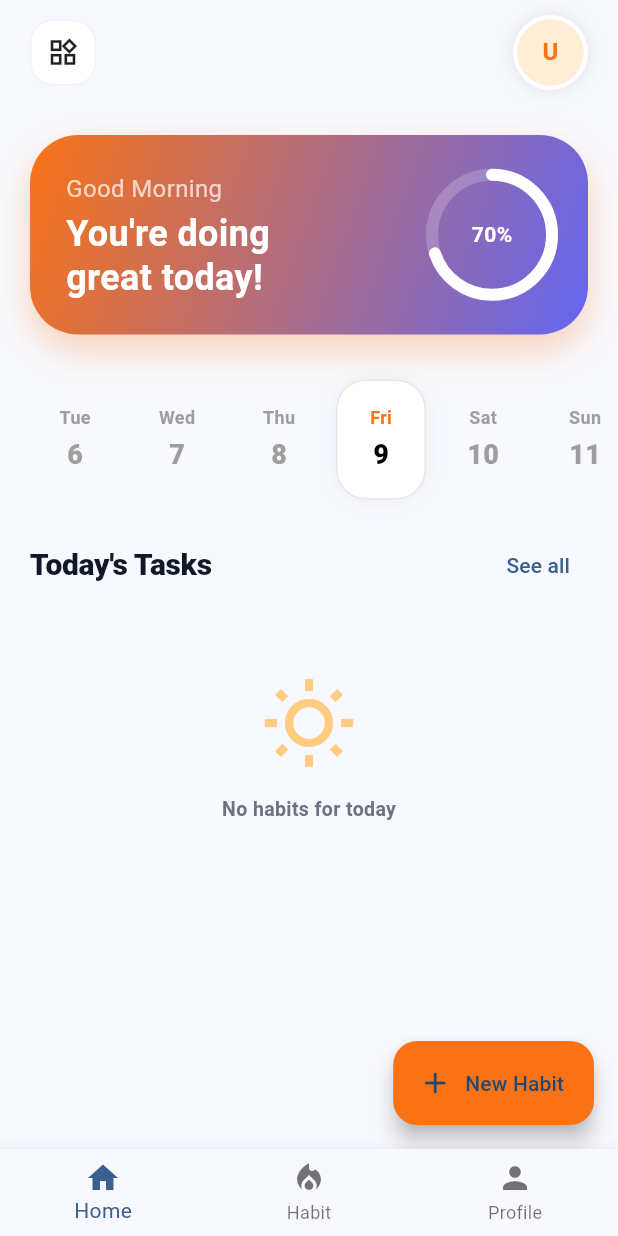
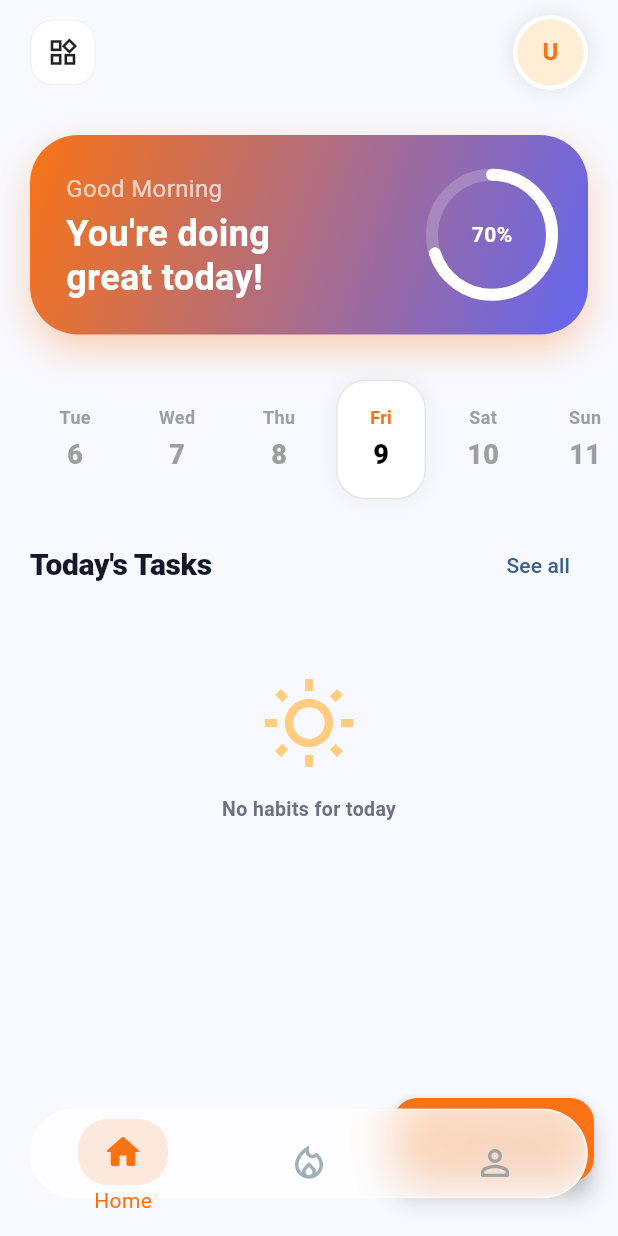
Before and after one commit to livingstonmitchell/habits, a Flutter app: the MainLayout screen opened by its route, on a phone screen of 412 x 824 dp. Run offline on Flutter 3.47's test engine with Material 3 defaults, Android fonts, the phone set to English and light mode, and no system bars; our stand-ins replace cloud_firestore, firebase_auth, firebase_core, firebase_storage, image_picker, permission_handler; accounts and stored records are empty; network calls fail.

Commit message:
Additional designs

```diff
--- a/lib/main_layout.dart
+++ b/lib/main_layout.dart
@@ -1,7 +1,49 @@
+// import 'package:flutter/material.dart';
+// import 'profile_page.dart';
+// import 'screens/dashboard/home_screen.dart';
+// import 'screens/habits/habit_details_screen.dart';
+
+// class MainLayout extends StatefulWidget {
+//   const MainLayout({super.key});
+
+//   @override
+//   State<MainLayout> createState() => _MainLayoutState();
+// }
+
+// class _MainLayoutState extends State<MainLayout> {
+//   int _index = 0;
+//   late final List<Widget> _pages =  [
+//     TodayHomeScreen(),
+//     HabitDetailsScreen(),
+//     ProfilePage(),
+//   ];
+
+//   @override
+//   Widget build(BuildContext context) {
+//     return Scaffold(
+//       body: IndexedStack(index: _index, children: _pages),
+//       bottomNavigationBar: BottomNavigationBar(
+//         currentIndex: _index,
+//         onTap: (value) => setState(() => _index = value),
+//         items: const [
+//           BottomNavigationBarItem(icon: Icon(Icons.home), label: 'Home'),
+//           BottomNavigationBarItem(
+//             icon: Icon(Icons.local_fire_department),
+//             label: 'Habit',
+//           ),
+//           BottomNavigationBarItem(icon: Icon(Icons.person), label: 'Profile'),
+//         ],
+//       ),
+//     );
+//   }
+// }
+
+import 'dart:ui'; // Required for ImageFilter
 import 'package:flutter/material.dart';
 import 'profile_page.dart';
 import 'screens/dashboard/home_screen.dart';
 import 'screens/habits/habit_details_screen.dart';
+import 'package:habits_app/utils/theme.dart';
 
 class MainLayout extends StatefulWidget {
   const MainLayout({super.key});
@@ -12,28 +54,102 @@ class MainLayout extends StatefulWidget {
 
 class _MainLayoutState extends State<MainLayout> {
   int _index = 0;
-  late final List<Widget> _pages =  [
-    TodayHomeScreen(),
+
+  late final List<Widget> _pages = [
+    const TodayHomeScreen(),
     HabitDetailsScreen(),
-    ProfilePage(),
+    const ProfilePage(),
   ];
 
   @override
   Widget build(BuildContext context) {
     return Scaffold(
-      body: IndexedStack(index: _index, children: _pages),
-      bottomNavigationBar: BottomNavigationBar(
-        currentIndex: _index,
-        onTap: (value) => setState(() => _index = value),
-        items: const [
-          BottomNavigationBarItem(icon: Icon(Icons.home), label: 'Home'),
-          BottomNavigationBarItem(
-            icon: Icon(Icons.local_fire_department),
-            label: 'Habit',
+      // extendBody allows the body to be drawn under the bottomNavigationBar
+      extendBody: true,
+
+      // We add a little padding to the bottom of the stack so
+      // content doesn't get completely hidden behind the dock
+      body: Padding(
+        padding: const EdgeInsets.only(bottom: 20),
+        child: IndexedStack(
+          index: _index,
+          children: _pages,
+        ),
+      ),
+
+      bottomNavigationBar: _buildGlassNavBar(),
+    );
+  }
+
+  Widget _buildGlassNavBar() {
+    return Container(
+      height: 60,
+      margin: const EdgeInsets.fromLTRB(20, 0, 20, 25),
+      child: Stack(
+        children: [
+          // 1. THE GLASS BLUR LAYER
+          ClipRRect(
+            borderRadius: BorderRadius.circular(30),
+            child: BackdropFilter(
+              filter: ImageFilter.blur(sigmaX: 15, sigmaY: 15),
+              child: Container(
+                decoration: BoxDecoration(
+                  color: Colors.white.withOpacity(0.7),
+                  borderRadius: BorderRadius.circular(30),
+                  border: Border.all(
+                    color: Colors.white.withOpacity(0.4),
+                    width: 1.5,
+                  ),
+                ),
+              ),
+            ),
           ),
-          BottomNavigationBarItem(icon: Icon(Icons.person), label: 'Profile'),
+
+          // 2. THE NAVIGATION CONTENT
+          Theme(
+            // This removes the splash/ripple effect that can look messy on glass
+            data: Theme.of(context).copyWith(
+              splashColor: Colors.transparent,
+              highlightColor: Colors.transparent,
+            ),
+            child: BottomNavigationBar(
+              currentIndex: _index,
+              onTap: (value) => setState(() => _index = value),
+              elevation: 0,
+              backgroundColor: Colors.transparent, // Crucial for glass effect
+              selectedItemColor: AppColors.primary,
+              unselectedItemColor: Colors.blueGrey.withOpacity(0.6),
+              showSelectedLabels: true,
+              showUnselectedLabels: false,
+              type: BottomNavigationBarType.fixed,
+              items: [
+                _buildNavItem(Icons.home_rounded, Icons.home_outlined, 'Home', 0),
+                _buildNavItem(Icons.local_fire_department_rounded, Icons.local_fire_department_outlined, 'Habits', 1),
+                _buildNavItem(Icons.person_rounded, Icons.person_outline_rounded, 'Profile', 2),
+              ],
+            ),
+          ),
         ],
       ),
     );
   }
+
+  BottomNavigationBarItem _buildNavItem(IconData activeIcon, IconData inactiveIcon, String label, int index) {
+    bool isSelected = _index == index;
+    return BottomNavigationBarItem(
+      icon: AnimatedContainer(
+        duration: const Duration(milliseconds: 300),
+        padding: const EdgeInsets.symmetric(horizontal: 16, vertical: 8),
+        decoration: BoxDecoration(
+          color: isSelected ? AppColors.primary.withOpacity(0.15) : Colors.transparent,
+          borderRadius: BorderRadius.circular(20),
+        ),
+        child: Icon(
+          isSelected ? activeIcon : inactiveIcon,
+          size: 28,
+        ),
+      ),
+      label: label,
+    );
+  }
 }
```
